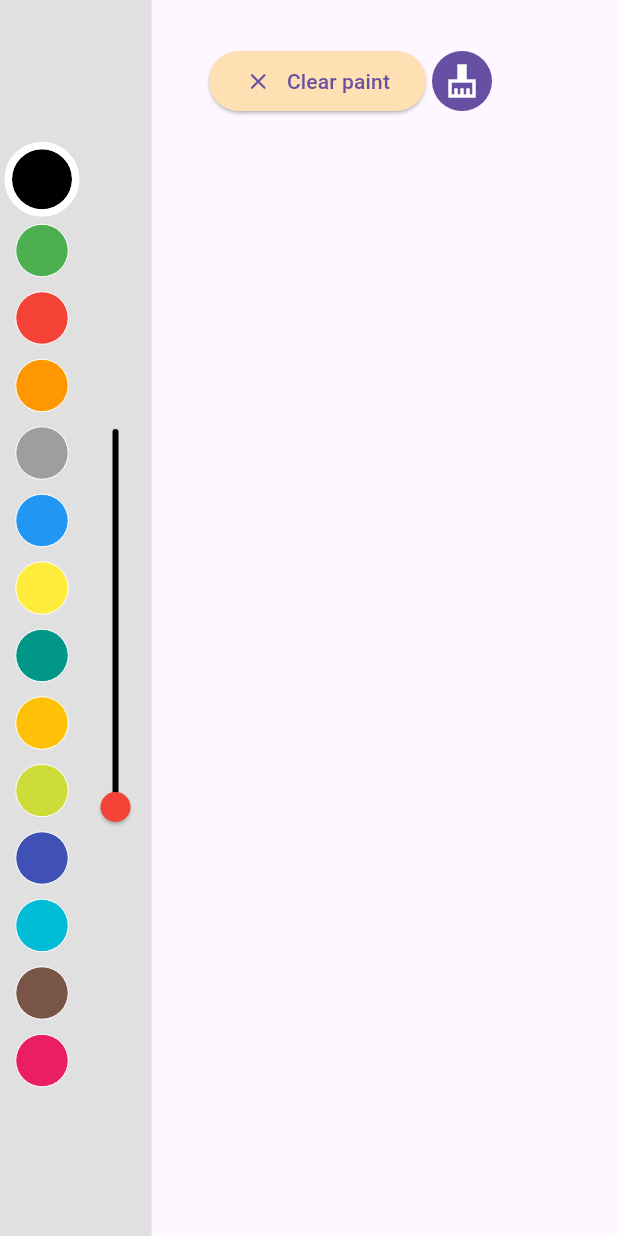
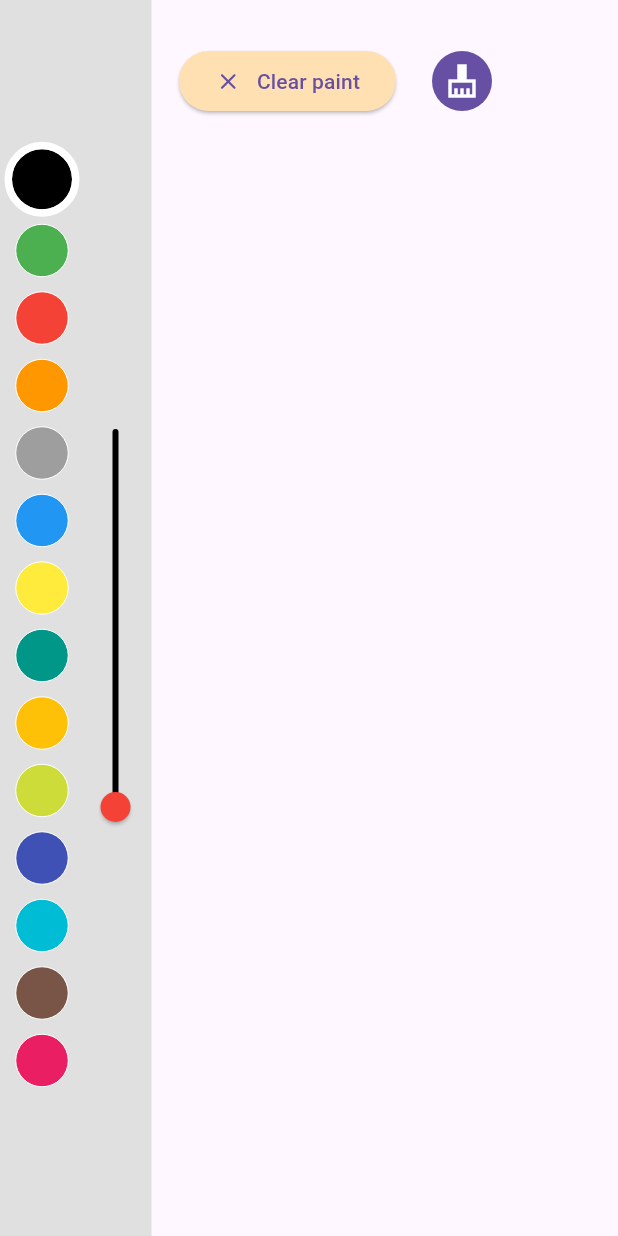
Before and after one commit to Ebrahim683/Flutter-Painting, a Flutter app: the screen it shows after launch, on a phone screen of 412 x 824 dp. Run offline on Flutter 3.47's test engine with Material 3 defaults, Android fonts, the light colour scheme and no system bars.

Commit message:
space added between two erase button

```diff
--- a/lib/pages/drawing/ui/drawing_page.dart
+++ b/lib/pages/drawing/ui/drawing_page.dart
@@ -1,9 +1,6 @@
 import 'dart:developer';
 import 'dart:ui';
-
-import 'package:flutter/cupertino.dart';
 import 'package:flutter/material.dart';
-import 'package:flutter/widgets.dart';
 import 'package:flutter_drawing_app/pages/drawing/listener/drawing_listener.dart';
 import 'package:flutter_drawing_app/pages/drawing/utils/drawing_point.dart';
 
@@ -152,6 +149,9 @@ class DrawingPage extends StatelessWidget {
                           ],
                         ),
                       ),
+                      const SizedBox(
+                        width: 20,
+                      ),
                       IconButton.filled(
                         onPressed: () {
                           drawingListener.setEraser();
```
